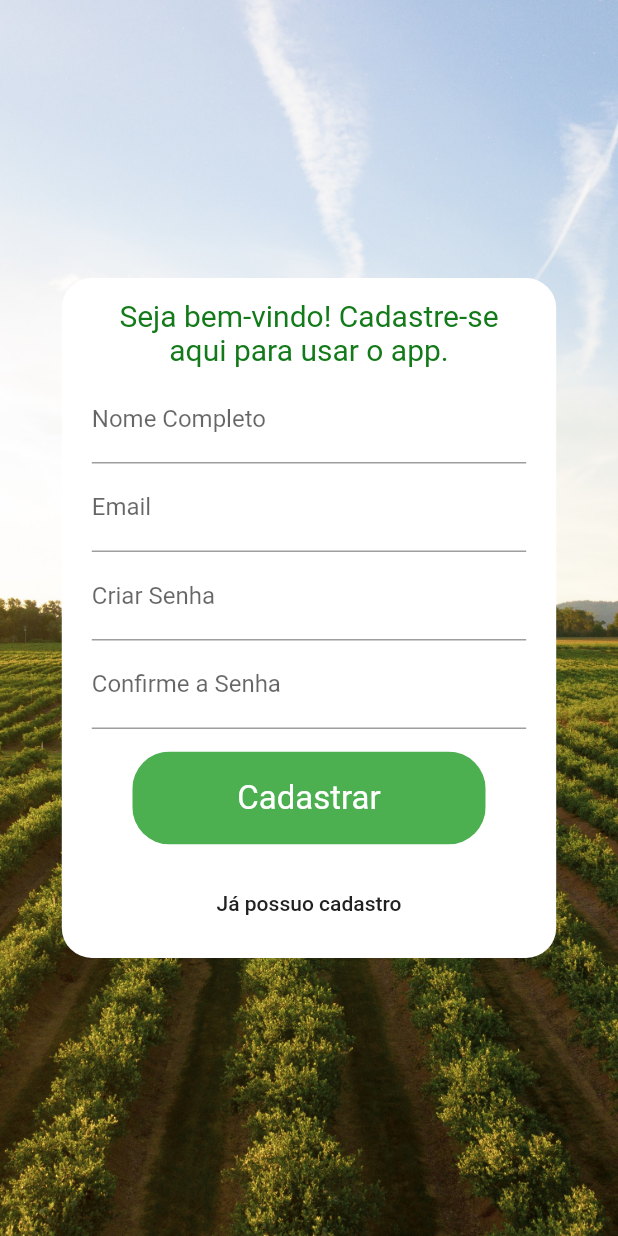
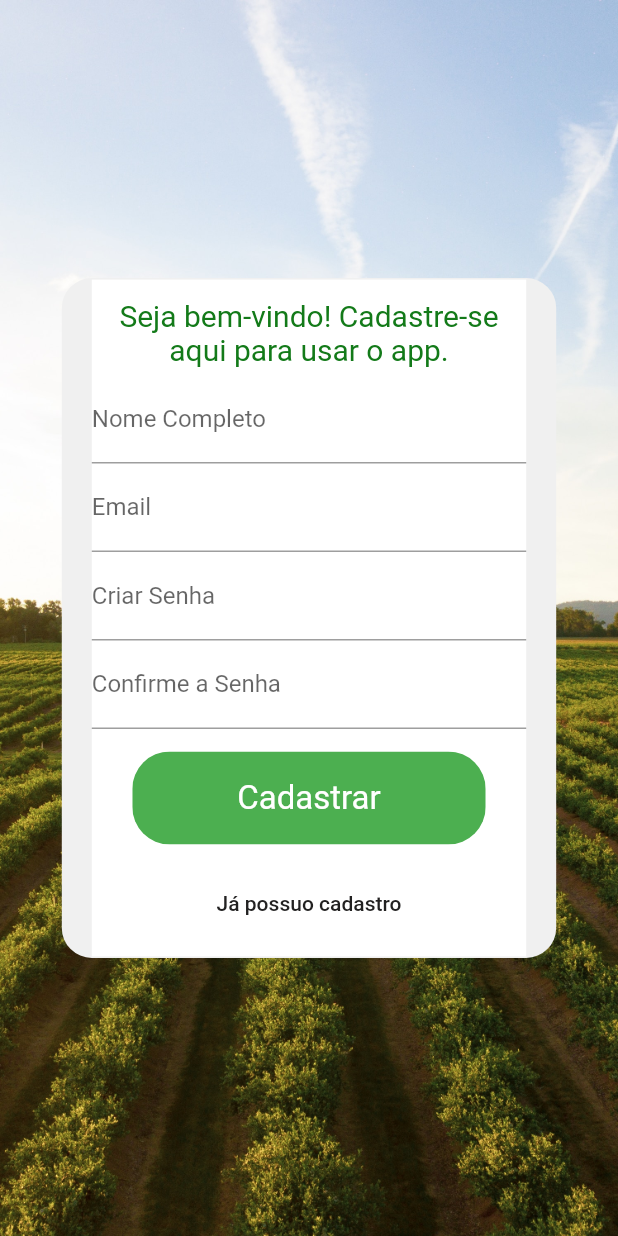
Before and after one commit to LaercioRJ/AgroImobi, a Flutter app: the screen it shows after launch, after a tap on "Entrar", after a tap on "Primeiro Acesso", on a phone screen of 412 x 824 dp. Run offline on Flutter 3.47's test engine with Material 2 defaults, Android fonts, the phone set to English and light mode, and no system bars; our stand-ins replace mask_text_input_formatter; accounts and stored records are empty.

Commit message:
change background color and fixed messager

```diff
--- a/lib/src/classes/message_deliver.dart
+++ b/lib/src/classes/message_deliver.dart
@@ -3,13 +3,13 @@ import 'package:flutter/material.dart';
 class MessageDeliver {
 
   showSimpleMessage(message, context) {
-    final snackBar = SnackBar(content: message);
+    final snackBar = SnackBar(content: Text(message));
     ScaffoldMessenger.of(context).showSnackBar(snackBar);
   }
 
   showMessageDismiss(message, context) {
     final snackBar = SnackBar(
-      content: message,
+      content: Text(message),
       action: SnackBarAction(
         label: 'Fechar',
         onPressed: () {
--- a/lib/src/screen/login_signin_screens/login_background.dart
+++ b/lib/src/screen/login_signin_screens/login_background.dart
@@ -24,7 +24,7 @@ class LoginBackground extends StatelessWidget {
             width: MediaQuery.of(context).size.width * 0.8,
             height: MediaQuery.of(context).size.height * 0.55,
             decoration: const BoxDecoration(
-              color: Colors.white,
+              color: Color.fromARGB(255, 240, 240, 240),
               borderRadius: BorderRadius.all(Radius.circular(20)),
             ),
             child: Padding(
--- a/lib/src/screen/login_signin_screens/login_screen.dart
+++ b/lib/src/screen/login_signin_screens/login_screen.dart
@@ -1,5 +1,3 @@
-import 'dart:convert';
-
 import 'package:flutter/material.dart';
 import 'package:helloworld/src/classes/login.dart';
 
@@ -35,7 +33,7 @@ class LoginScreenState extends State<LoginScreen> {
   @override
   Widget build(BuildContext context) {
     return Scaffold(
-      backgroundColor: Colors.white,
+      backgroundColor: const Color.fromARGB(255, 240, 240, 240),
       body: Form(
         key: _formKey,
         child: Column(
--- a/lib/src/screen/login_signin_screens/register_broker.dart
+++ b/lib/src/screen/login_signin_screens/register_broker.dart
@@ -38,7 +38,7 @@ class _RegisterBrokerScreenState extends State<RegisterBrokerScreen> {
   @override
   Widget build(BuildContext context) {
     return Scaffold(
-      backgroundColor: Colors.white,
+      backgroundColor: const Color.fromARGB(255, 240, 240, 240),
       body: Form(
         key: _formKey,
         child: Column(
--- a/lib/src/screen/login_signin_screens/register_user.dart
+++ b/lib/src/screen/login_signin_screens/register_user.dart
@@ -19,7 +19,7 @@ class RegisterUserScreen extends StatelessWidget {
   @override
   Widget build(BuildContext context) {
     return Scaffold(
-      backgroundColor: Colors.white,
+      backgroundColor: const Color.fromARGB(255, 240, 240, 240),
       body: Form(
         key: _formKey,
         child: Column(
```
